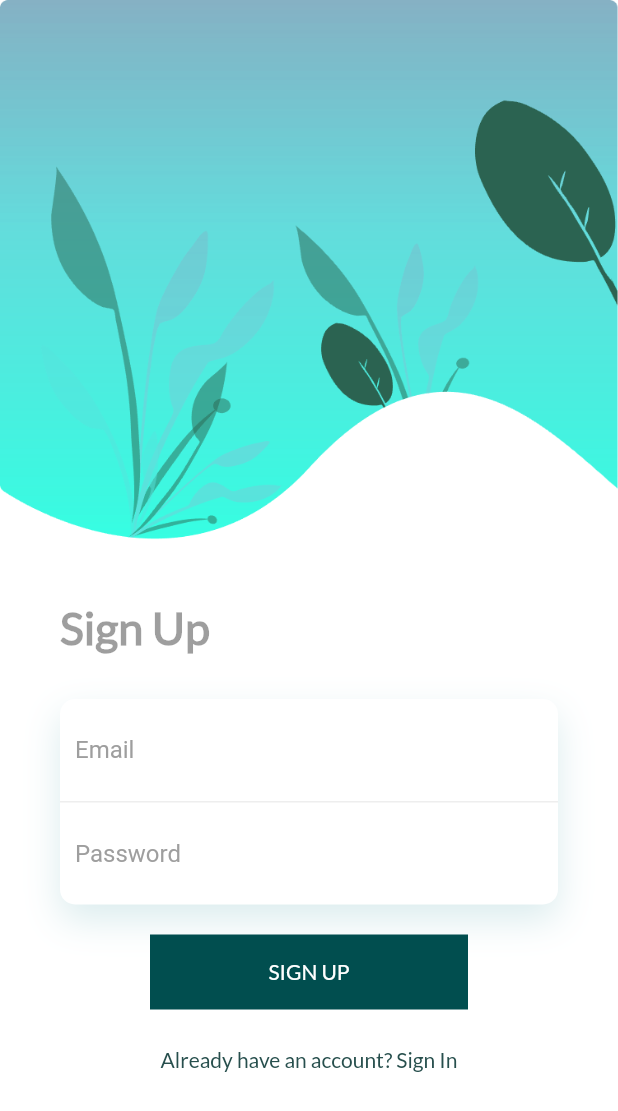
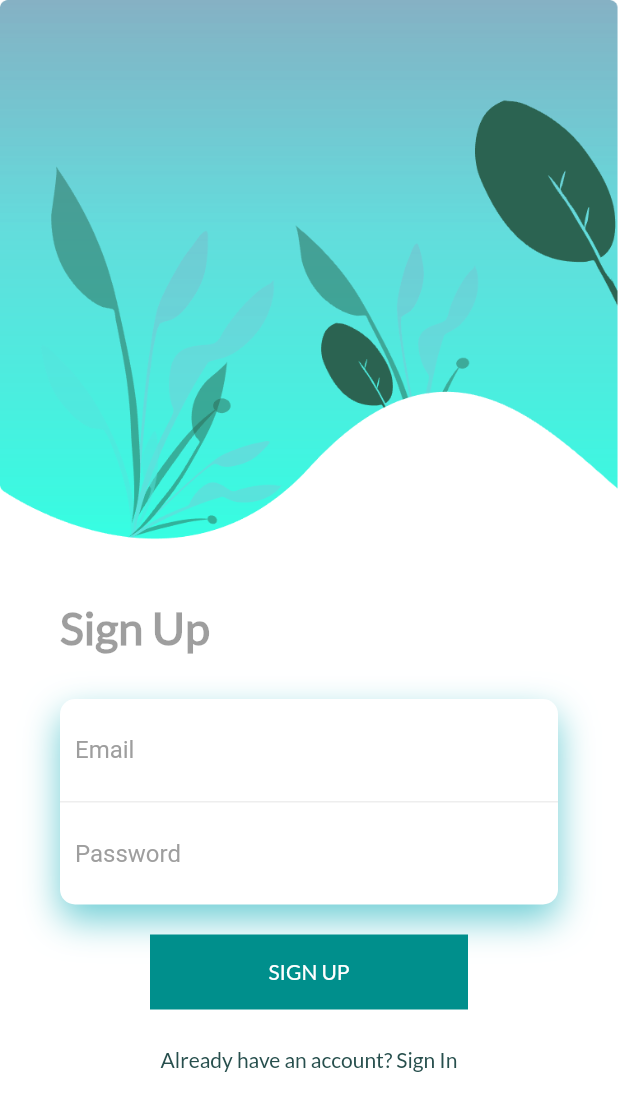
Before and after one commit to IrmaFirma/Cocu-App, a Flutter app: the screen it shows after launch, after a tap on "Get started with Email", on a phone screen of 412 x 824 dp. Shown: the top 1111 px of the screen. Run offline on Flutter 3.47's test engine with Material 2 defaults, Android fonts, the phone set to English and light mode, and no system bars; our stand-ins replace circular_check_box, cloud_firestore, firebase_auth, firebase_core, flutter_slidable, google_sign_in and 3 more; missing offline and left inert: cloud_firestore_web, firebase_auth_web, firebase_core_web, google_sign_in_web, shared_preferences_web; accounts and stored records are empty; network calls fail.

Commit message:
Auth Form Widget

```diff
--- a/lib/app/view/authentication_screens/auth_widgets/auth_form_widget.dart
+++ b/lib/app/view/authentication_screens/auth_widgets/auth_form_widget.dart
@@ -9,11 +9,22 @@ class AuthFormWidget extends StatelessWidget {
   final TextEditingController passwordController;
   final GlobalKey<FormState> formKey;
 
-  const AuthFormWidget({Key key, this.buttonText, this.mainMessage, this.oppositeMessage, this.onSaved, this.emailController, this.passwordController, this.formKey}) : super(key: key);
+  const AuthFormWidget(
+      {Key key,
+      this.buttonText,
+      this.mainMessage,
+      this.oppositeMessage,
+      this.onSaved,
+      this.emailController,
+      this.passwordController,
+      this.formKey})
+      : super(key: key);
 
   @override
   Widget build(BuildContext context) {
+    //TODO IMPLEMENT MEDIA QUERY
     final width = MediaQuery.of(context).size.width;
+    final height = MediaQuery.of(context).size.height;
     return Scaffold(
       backgroundColor: Colors.white,
       body: SingleChildScrollView(
@@ -59,7 +70,7 @@ class AuthFormWidget extends StatelessWidget {
                         color: Colors.white,
                         boxShadow: [
                           BoxShadow(
-                            color: Color.fromRGBO(135, 192, 198, .3),
+                            color: Color(0xFF6FCED5),
                             blurRadius: 20,
                             offset: Offset(0, 10),
                           )
@@ -76,6 +87,7 @@ class AuthFormWidget extends StatelessWidget {
                                         BorderSide(color: Colors.grey[200]))),
                             child: TextField(
                               controller: emailController,
+                              keyboardType: TextInputType.emailAddress,
                               decoration: InputDecoration(
                                   border: InputBorder.none,
                                   hintText: 'Email',
@@ -85,6 +97,7 @@ class AuthFormWidget extends StatelessWidget {
                           Container(
                             padding: EdgeInsets.all(10),
                             child: TextField(
+                              obscureText: true,
                               controller: passwordController,
                               decoration: InputDecoration(
                                   border: InputBorder.none,
@@ -99,16 +112,22 @@ class AuthFormWidget extends StatelessWidget {
                   SizedBox(
                     height: 20,
                   ),
-                  Container(
+                  GestureDetector(
+                    onTap: () {
+                      onSaved();
+                    },
+                    child: Container(
                       height: 50,
                       margin: EdgeInsets.symmetric(horizontal: 60),
                       decoration: BoxDecoration(
-                      color: Color(0xFF014e4f),
+                        color: Color(0xFF008f8c),
                       ),
                       child: Center(
                         child: Text(
                           buttonText,
-                        style: TextStyle(color: Colors.white, fontFamily: 'Lato'),
+                          style: TextStyle(
+                              color: Colors.white, fontFamily: 'Lato'),
+                        ),
                       ),
                     ),
                   ),
@@ -118,7 +137,8 @@ class AuthFormWidget extends StatelessWidget {
                   Center(
                       child: Text(
                     oppositeMessage,
-                    style: TextStyle(color: Color(0xFF274f4d), fontFamily: 'Lato'),
+                    style:
+                        TextStyle(color: Color(0xFF274f4d), fontFamily: 'Lato'),
                   )),
                 ],
               ),
--- a/lib/app/view/authentication_screens/email_sign_in_page.dart
+++ b/lib/app/view/authentication_screens/email_sign_in_page.dart
@@ -52,7 +52,7 @@ class _LoginScreenState extends State<LoginScreen> {
     final AuthProvider _authProvider =
         Provider.of<AuthProvider>(context, listen: true);
     return Scaffold(
-      resizeToAvoidBottomInset: false,
+      resizeToAvoidBottomInset: true,
       body: Container(
         child: Container(
           child: AuthFormWidget(
--- a/lib/app/view/welcome_page.dart
+++ b/lib/app/view/welcome_page.dart
@@ -58,7 +58,7 @@ class WelcomePage extends StatelessWidget {
     //media query height
     double height = MediaQuery.of(context).size.height;
     return Scaffold(
-      resizeToAvoidBottomInset: false,
+      resizeToAvoidBottomInset: true,
       backgroundColor: Colors.grey[200],
       body: Container(
           decoration: BoxDecoration(
```
Also changed, not shown: 1 other file. Lines whose indentation alone changed are shown as unchanged.
